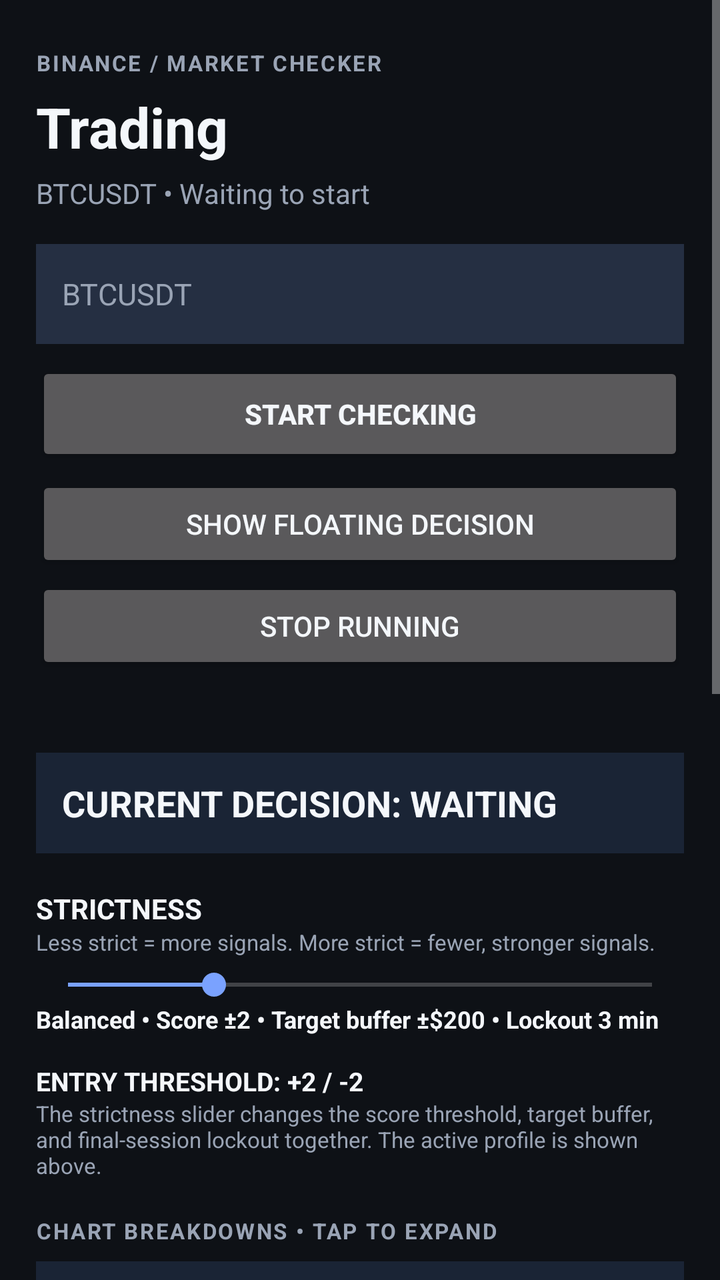
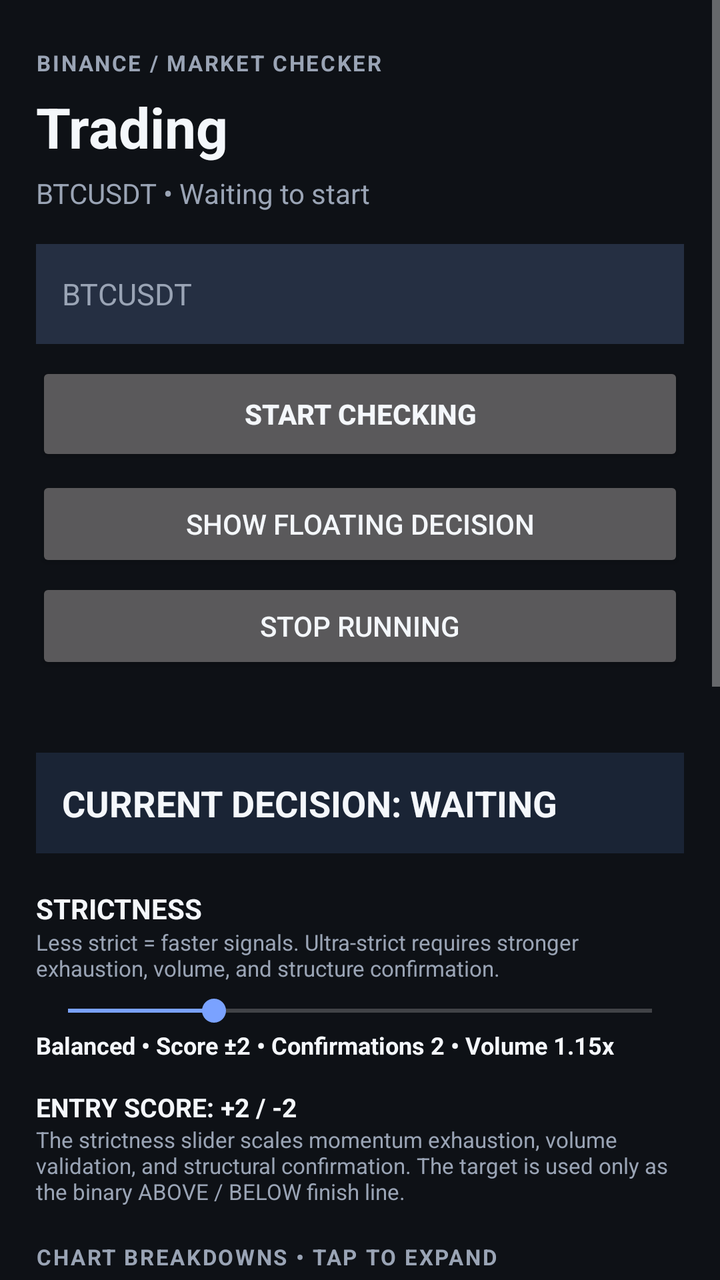

Two renders of the same Android screen: before a commit and after it. Below are the layout's source before the change and the commit's diff.
<!-- AndroidManifest.xml: application theme Theme.DecisionOverlay -->
<!-- res/layout/activity_main.xml -->
<?xml version="1.0" encoding="utf-8"?>
<ScrollView xmlns:android="http://schemas.android.com/apk/res/android" android:layout_width="match_parent" android:layout_height="match_parent" android:background="@color/bg" android:fillViewport="true" android:fitsSystemWindows="true" android:clipToPadding="false">
 <LinearLayout android:layout_width="match_parent" android:layout_height="wrap_content" android:orientation="vertical" android:paddingStart="18dp" android:paddingEnd="18dp" android:paddingTop="24dp" android:paddingBottom="44dp" android:fitsSystemWindows="true">
  <TextView android:layout_width="wrap_content" android:layout_height="wrap_content" android:text="BINANCE / MARKET CHECKER" android:textColor="@color/muted" android:textSize="11sp" android:textStyle="bold" android:letterSpacing="0.08"/>
  <TextView android:layout_width="match_parent" android:layout_height="wrap_content" android:layout_marginTop="6dp" android:text="@string/app_name" android:textColor="@color/text" android:textSize="28sp" android:textStyle="bold"/>
  <TextView android:id="@+id/symbolHeading" android:layout_width="match_parent" android:layout_height="wrap_content" android:layout_marginTop="5dp" android:text="BTCUSDT • Waiting to start" android:textColor="@color/muted" android:textSize="14sp"/>
  <EditText android:id="@+id/symbolInput" android:layout_width="match_parent" android:layout_height="50dp" android:layout_marginTop="16dp" android:background="#252F42" android:hint="BTCUSDT" android:importantForAutofill="no" android:inputType="textCapCharacters" android:paddingStart="13dp" android:paddingEnd="13dp" android:singleLine="true" android:textColor="@color/text" android:textColorHint="@color/muted" android:textSize="15sp"/>
  <Button android:id="@+id/startCheckButton" android:layout_width="match_parent" android:layout_height="52dp" android:layout_marginTop="9dp" android:text="START CHECKING" android:textStyle="bold"/>
  <Button android:id="@+id/startButton" android:layout_width="match_parent" android:layout_height="wrap_content" android:layout_marginTop="5dp" android:text="SHOW FLOATING DECISION"/>
  <Button android:id="@+id/stopButton" android:layout_width="match_parent" android:layout_height="wrap_content" android:layout_marginTop="3dp" android:text="STOP RUNNING"/>
  <TextView android:id="@+id/statusText" android:layout_width="match_parent" android:layout_height="wrap_content" android:layout_marginTop="8dp" android:textColor="@color/muted" android:textSize="12sp"/>
  <TextView android:id="@+id/overallStatus" android:layout_width="match_parent" android:layout_height="wrap_content" android:layout_marginTop="15dp" android:padding="13dp" android:background="#1A2435" android:text="CURRENT DECISION: WAITING" android:textColor="@color/text" android:textSize="18sp" android:textStyle="bold"/>
  <TextView android:layout_width="match_parent" android:layout_height="wrap_content" android:layout_marginTop="18dp" android:text="STRICTNESS" android:textColor="@color/text" android:textSize="14sp" android:textStyle="bold"/>
  <TextView android:layout_width="match_parent" android:layout_height="wrap_content" android:text="Less strict = more signals. More strict = fewer, stronger signals." android:textColor="@color/muted" android:textSize="11sp"/>
  <SeekBar android:id="@+id/strictnessSlider" android:layout_width="match_parent" android:layout_height="wrap_content" android:layout_marginTop="5dp" android:max="4" android:progress="1"/>
  <TextView android:id="@+id/strictnessDescription" android:layout_width="match_parent" android:layout_height="wrap_content" android:text="Balanced • Score ±2 • Target buffer ±$200 • Lockout 3 min" android:textColor="@color/text" android:textSize="12sp" android:textStyle="bold"/>
  <TextView android:id="@+id/thresholdLabel" android:layout_width="match_parent" android:layout_height="wrap_content" android:layout_marginTop="14dp" android:text="ENTRY THRESHOLD: +2 / -2" android:textColor="@color/text" android:textSize="13sp" android:textStyle="bold"/>
  <TextView android:layout_width="match_parent" android:layout_height="wrap_content" android:text="The strictness slider changes the score threshold, target buffer, and final-session lockout together. The active profile is shown above." android:textColor="@color/muted" android:textSize="11sp"/>
  <TextView android:layout_width="match_parent" android:layout_height="wrap_content" android:layout_marginTop="18dp" android:text="CHART BREAKDOWNS • TAP TO EXPAND" android:textColor="@color/muted" android:textSize="11sp" android:textStyle="bold" android:letterSpacing="0.08"/>
  <TextView android:id="@+id/chart1mHeader" android:layout_width="match_parent" android:layout_height="wrap_content" android:layout_marginTop="8dp" android:padding="14dp" android:background="#1A2435" android:text="▸  1 MINUTE CHART     WAITING" android:textColor="@color/text" android:textSize="14sp" android:textStyle="bold"/>\n  <TextView android:id="@+id/chart1mBody" android:layout_width="match_parent" android:layout_height="wrap_content" android:padding="13dp" android:background="#202B3E" android:text="Waiting…" android:textColor="@color/text" android:textSize="12sp" android:lineSpacingExtra="3dp"/>\n  <TextView android:id="@+id/chart5Header" android:layout_width="match_parent" android:layout_height="wrap_content" android:layout_marginTop="8dp" android:padding="14dp" android:background="#1A2435" android:text="▸  5 MINUTE CHART     WAITING" android:textColor="@color/text" android:textSize="14sp" android:textStyle="bold"/>
  <TextView android:id="@+id/chart5Body" android:layout_width="match_parent" android:layout_height="wrap_content" android:padding="13dp" android:background="#202B3E" android:text="Waiting…" android:textColor="@color/text" android:textSize="12sp" android:lineSpacingExtra="3dp"/>
  <TextView android:id="@+id/chart15Header" android:layout_width="match_parent" android:layout_height="wrap_content" android:layout_marginTop="8dp" android:padding="14dp" android:background="#1A2435" android:text="▸  15 MINUTE CHART     WAITING" android:textColor="@color/text" android:textSize="14sp" android:textStyle="bold"/>
  <TextView android:id="@+id/chart15Body" android:layout_width="match_parent" android:layout_height="wrap_content" android:padding="13dp" android:background="#202B3E" android:text="Waiting…" android:textColor="@color/text" android:textSize="12sp" android:lineSpacingExtra="3dp"/>
  <Button android:id="@+id/refreshButton" android:layout_width="match_parent" android:layout_height="wrap_content" android:layout_marginTop="10dp" android:text="REFRESH ALL CHARTS"/>
  <TextView android:layout_width="match_parent" android:layout_height="wrap_content" android:layout_marginTop="18dp" android:text="PROBLEMS / BLOCKERS" android:textColor="@color/muted" android:textSize="11sp" android:textStyle="bold"/>
  <TextView android:id="@+id/problemsText" android:layout_width="match_parent" android:layout_height="wrap_content" android:layout_marginTop="7dp" android:padding="13dp" android:background="#1A2435" android:text="Press START CHECKING to begin." android:textColor="@color/text" android:textSize="12sp" android:lineSpacingExtra="3dp"/>
  <TextView android:layout_width="match_parent" android:layout_height="wrap_content" android:layout_marginTop="18dp" android:text="CONNECTION / ERROR LOG" android:textColor="@color/muted" android:textSize="11sp" android:textStyle="bold"/>
  <TextView android:id="@+id/logText" android:layout_width="match_parent" android:layout_height="wrap_content" android:layout_marginTop="7dp" android:padding="13dp" android:background="#1A2435" android:text="No checks have run yet." android:textColor="@color/text" android:textSize="11sp" android:lineSpacingExtra="3dp" android:textIsSelectable="true"/>
 </LinearLayout>
</ScrollView>
<!-- resources referenced by this layout -->
<resources>
  <color name="bg">#0E1116</color>
  <color name="muted">#9AA4B5</color>
  <color name="text">#F4F7FB</color>
  <string name="app_name">Trading</string>
  <style name="Theme.DecisionOverlay" parent="Theme.AppCompat.NoActionBar">
          <item name="android:statusBarColor">@color/bg</item>
          <item name="android:navigationBarColor">@color/bg</item>
          <item name="android:windowBackground">@color/bg</item>
          <item name="colorAccent">#7AA2FF</item>
          <item name="android:textColor">@color/text</item>
      </style>
</resources>

<!-- the commit's change to res/layout/activity_main.xml (unified diff, before → after) -->
@@ -11,11 +11,11 @@
   <TextView android:id="@+id/statusText" android:layout_width="match_parent" android:layout_height="wrap_content" android:layout_marginTop="8dp" android:textColor="@color/muted" android:textSize="12sp"/>
   <TextView android:id="@+id/overallStatus" android:layout_width="match_parent" android:layout_height="wrap_content" android:layout_marginTop="15dp" android:padding="13dp" android:background="#1A2435" android:text="CURRENT DECISION: WAITING" android:textColor="@color/text" android:textSize="18sp" android:textStyle="bold"/>
   <TextView android:layout_width="match_parent" android:layout_height="wrap_content" android:layout_marginTop="18dp" android:text="STRICTNESS" android:textColor="@color/text" android:textSize="14sp" android:textStyle="bold"/>
-  <TextView android:layout_width="match_parent" android:layout_height="wrap_content" android:text="Less strict = more signals. More strict = fewer, stronger signals." android:textColor="@color/muted" android:textSize="11sp"/>
+  <TextView android:layout_width="match_parent" android:layout_height="wrap_content" android:text="Less strict = faster signals. Ultra-strict requires stronger exhaustion, volume, and structure confirmation." android:textColor="@color/muted" android:textSize="11sp"/>
   <SeekBar android:id="@+id/strictnessSlider" android:layout_width="match_parent" android:layout_height="wrap_content" android:layout_marginTop="5dp" android:max="4" android:progress="1"/>
-  <TextView android:id="@+id/strictnessDescription" android:layout_width="match_parent" android:layout_height="wrap_content" android:text="Balanced • Score ±2 • Target buffer ±$200 • Lockout 3 min" android:textColor="@color/text" android:textSize="12sp" android:textStyle="bold"/>
-  <TextView android:id="@+id/thresholdLabel" android:layout_width="match_parent" android:layout_height="wrap_content" android:layout_marginTop="14dp" android:text="ENTRY THRESHOLD: +2 / -2" android:textColor="@color/text" android:textSize="13sp" android:textStyle="bold"/>
-  <TextView android:layout_width="match_parent" android:layout_height="wrap_content" android:text="The strictness slider changes the score threshold, target buffer, and final-session lockout together. The active profile is shown above." android:textColor="@color/muted" android:textSize="11sp"/>
+  <TextView android:id="@+id/strictnessDescription" android:layout_width="match_parent" android:layout_height="wrap_content" android:text="Balanced • Score ±2 • Confirmations 2 • Volume 1.15x" android:textColor="@color/text" android:textSize="12sp" android:textStyle="bold"/>
+  <TextView android:id="@+id/thresholdLabel" android:layout_width="match_parent" android:layout_height="wrap_content" android:layout_marginTop="14dp" android:text="ENTRY SCORE: +2 / -2" android:textColor="@color/text" android:textSize="13sp" android:textStyle="bold"/>
+  <TextView android:layout_width="match_parent" android:layout_height="wrap_content" android:text="The strictness slider scales momentum exhaustion, volume validation, and structural confirmation. The target is used only as the binary ABOVE / BELOW finish line." android:textColor="@color/muted" android:textSize="11sp"/>
   <TextView android:layout_width="match_parent" android:layout_height="wrap_content" android:layout_marginTop="18dp" android:text="CHART BREAKDOWNS • TAP TO EXPAND" android:textColor="@color/muted" android:textSize="11sp" android:textStyle="bold" android:letterSpacing="0.08"/>
   <TextView android:id="@+id/chart1mHeader" android:layout_width="match_parent" android:layout_height="wrap_content" android:layout_marginTop="8dp" android:padding="14dp" android:background="#1A2435" android:text="▸  1 MINUTE CHART     WAITING" android:textColor="@color/text" android:textSize="14sp" android:textStyle="bold"/>\n  <TextView android:id="@+id/chart1mBody" android:layout_width="match_parent" android:layout_height="wrap_content" android:padding="13dp" android:background="#202B3E" android:text="Waiting…" android:textColor="@color/text" android:textSize="12sp" android:lineSpacingExtra="3dp"/>\n  <TextView android:id="@+id/chart5Header" android:layout_width="match_parent" android:layout_height="wrap_content" android:layout_marginTop="8dp" android:padding="14dp" android:background="#1A2435" android:text="▸  5 MINUTE CHART     WAITING" android:textColor="@color/text" android:textSize="14sp" android:textStyle="bold"/>
   <TextView android:id="@+id/chart5Body" android:layout_width="match_parent" android:layout_height="wrap_content" android:padding="13dp" android:background="#202B3E" android:text="Waiting…" android:textColor="@color/text" android:textSize="12sp" android:lineSpacingExtra="3dp"/>
